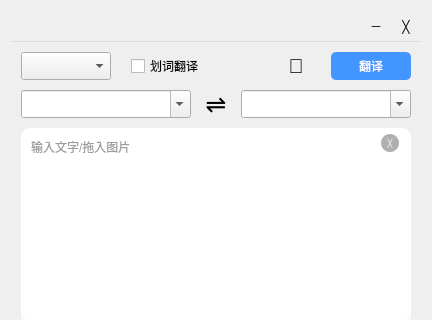
Above: translator/ui/MainWindow.ui from mtrdong/translator_pyqt5 before the change; both pictures show x 0 to 432 and y 0 to 320 of the 432 by 739 pixel window. Below: the same form after it.
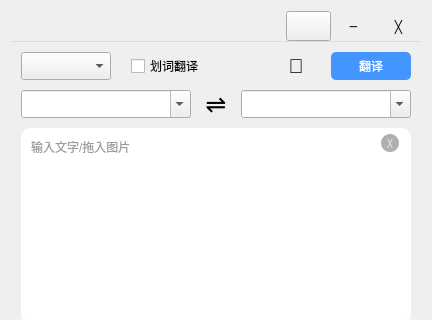
That is the form after the change. Icons and pictures are not drawn.

The edit to the form file:
```diff
--- a/translator/ui/MainWindow.ui
+++ b/translator/ui/MainWindow.ui
@@ -31,12 +31,12 @@
       <widget class="QPushButton" name="pushButton">
        <property name="minimumSize">
         <size>
-         <width>30</width>
+         <width>45</width>
          <height>30</height>
         </size>
        </property>
        <property name="styleSheet">
-        <string notr="true">QPushButton {border-image: url(&quot;:images/top_hint_off.png&quot;); border: 0; font-size: 14px} QPushButton:hover {background-color: rgb(220, 220, 220);} QPushButton:pressed {background-color: rgb(200, 200, 200);}</string>
+        <string notr="true">QPushButton {border-image: url(&quot;:images/top_hint_off.png&quot;); font: 0px normal;} QPushButton:hover {background-color: rgb(220, 220, 220);} QPushButton:pressed {background-color: rgb(200, 200, 200);}</string>
        </property>
       </widget>
      </item>
@@ -44,12 +44,12 @@
       <widget class="QPushButton" name="pushButton_2">
        <property name="minimumSize">
         <size>
-         <width>30</width>
+         <width>45</width>
          <height>30</height>
         </size>
        </property>
        <property name="styleSheet">
-        <string notr="true">QPushButton {background-color: transparent; border: 0;} QPushButton:hover {background-color: rgb(220, 220, 220);} QPushButton:pressed {background-color: rgb(200, 200, 200);}</string>
+        <string notr="true">QPushButton {background-color: transparent; border: 0; font: 0px normal;} QPushButton:hover {background-color: rgb(220, 220, 220);} QPushButton:pressed {background-color: rgb(200, 200, 200);}</string>
        </property>
        <property name="text">
         <string>─</string>
@@ -60,12 +60,12 @@
       <widget class="QPushButton" name="pushButton_3">
        <property name="minimumSize">
         <size>
-         <width>30</width>
+         <width>45</width>
          <height>30</height>
         </size>
        </property>
        <property name="styleSheet">
-        <string notr="true">QPushButton {background-color: transparent; border: 0;} QPushButton:hover {background-color: rgb(228, 104, 85);} QPushButton:pressed {background-color: rgb(196, 94, 74);}</string>
+        <string notr="true">QPushButton {background-color: transparent; border: 0; font: 0px normal;} QPushButton:hover {background-color: rgb(228, 104, 85);} QPushButton:pressed {background-color: rgb(196, 94, 74);}</string>
        </property>
        <property name="text">
         <string>╳</string>
```
